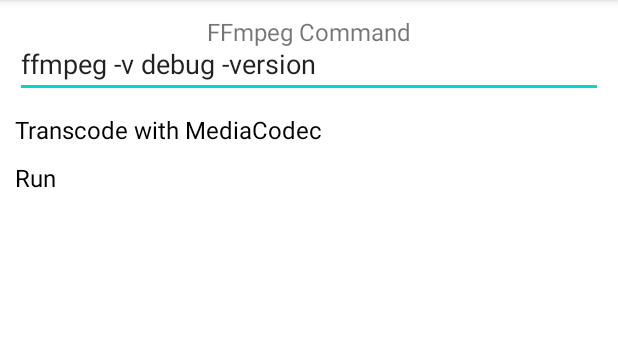
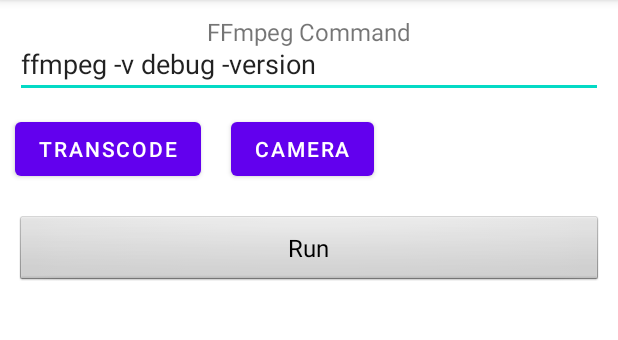
Before and after one commit to quink-black/ffmpeg-ci, an Android app: the screen it shows after launch (MainActivity), on a phone screen of 412 x 824 dp, the part 84-424 px from its top. Run offline under Robolectric (Android 15) with nearby library versions, the light colour scheme and no system bars.

Commit message:
android: camera streaming

```diff
--- a/android/app/src/main/AndroidManifest.xml
+++ b/android/app/src/main/AndroidManifest.xml
@@ -6,6 +6,8 @@
     <uses-permission android:name="android.permission.CAMERA"/>
     <uses-permission android:name="android.permission.READ_EXTERNAL_STORAGE"/>
     <uses-permission android:name="android.permission.WRITE_EXTERNAL_STORAGE"/>
+    <uses-permission android:name="android.permission.INTERNET"/>
+    <uses-permission android:name="android.permission.ACCESS_NETWORK_STATE"/>
 
     <application
         android:allowBackup="true"
--- a/android/app/src/main/java/com/example/ffmpegplay/MainActivity.java
+++ b/android/app/src/main/java/com/example/ffmpegplay/MainActivity.java
@@ -4,7 +4,9 @@
 import androidx.activity.result.contract.ActivityResultContracts;
 import androidx.appcompat.app.AppCompatActivity;
 
+import android.Manifest;
 import android.content.ContentResolver;
+import android.content.pm.PackageManager;
 import android.media.MediaCodec;
 import android.net.Uri;
 import android.os.Bundle;
@@ -13,6 +15,7 @@
 import android.util.Log;
 import android.view.Surface;
 import android.view.View;
+import android.widget.Button;
 import android.widget.EditText;
 import android.widget.TextView;
 import android.widget.Toast;
@@ -24,9 +27,16 @@
     private ActivityMainBinding binding;
     private TextView runFFmpeg;
     private EditText ffmpegCmd;
-    private TextView transcode;
-    ActivityResultLauncher<String> getContent = registerForActivityResult(
+    private Button transcode;
+    private Button camera;
+
+    private ActivityResultLauncher<String> getContent = registerForActivityResult(
             new ActivityResultContracts.GetContent(), this::onInputSelected);
+
+    private ActivityResultLauncher<String> requestPermissionLauncher =
+            registerForActivityResult(new ActivityResultContracts.RequestPermission(), isGranted -> {
+                Log.i(TAG, "granted " + isGranted);
+            });
 
     @Override
     protected void onCreate(Bundle savedInstanceState) {
@@ -44,6 +54,30 @@
         transcode.setOnClickListener( v -> {
             getContent.launch("video/*");
         });
+
+        camera = binding.camera;
+        camera.setOnClickListener(this::cameraStreaming);
+
+        checkPermission();
+    }
+
+    private void checkPermission() {
+        String[] permissions = {
+            Manifest.permission.CAMERA,
+        };
+
+        for (String perm : permissions) {
+            if (checkSelfPermission(perm) == PackageManager.PERMISSION_GRANTED) {
+                continue;
+            }
+            requestPermissionLauncher.launch(perm);
+        }
+    }
+
+    private void cameraStreaming(View view) {
+        String cmd = "ffmpeg -v debug -video_size 1280x720 -framerate 30 -f android_camera -i 0 -c:v h264_mediacodec -g 60 -b:v 500000 -f rtp_mpegts rtp://224.0.0.1:8888";
+        ffmpegCmd.setText(cmd);
+        runFFmpegCmd(view);
     }
 
     private void runFFmpegCmd(View view) {
@@ -69,7 +103,7 @@
 
         String output = getExternalMediaDirs()[0].getAbsolutePath() + "/" + "video.mp4";;
         String cmd = "ffmpeg -hwaccel mediacodec -i pipe:" + fileDescriptor.getFd() + " -an -c:v h264_mediacodec -f mp4 -y " + output;
-        transcode.setText("Transcode with " + cmd);
+        ffmpegCmd.setText("Transcode with " + cmd);
         Surface surface = MediaCodec.createPersistentInputSurface();
         FFmpeg.getInstance().setCodecSurface(surface);
         FFmpeg.getInstance().runFFmpegCmd(cmd, new FFmpeg.OnFFmpegFinish() {
--- a/android/app/src/main/res/layout/activity_main.xml
+++ b/android/app/src/main/res/layout/activity_main.xml
@@ -29,18 +29,30 @@
         android:layout_margin="10dp"
         />
 
-    <TextView
-        android:id="@+id/transcode"
+    <LinearLayout
+        android:id="@+id/preset_cmd"
         android:layout_width="match_parent"
         android:layout_height="wrap_content"
-        app:layout_constraintStart_toStartOf="parent"
-        app:layout_constraintEnd_toEndOf="parent"
-        app:layout_constraintTop_toBottomOf="@id/ffmpeg_cmd"
-        android:textSize="16sp"
-        android:layout_margin="10dp"
-        android:text="Transcode with MediaCodec"
-        android:textColor="@color/black"
-        />
+        android:orientation="horizontal"
+        app:layout_constraintTop_toBottomOf="@+id/ffmpeg_cmd"
+        >
+
+        <Button
+            android:id="@+id/transcode"
+            android:layout_width="wrap_content"
+            android:layout_height="wrap_content"
+            android:text="Transcode"
+            android:layout_margin="10dp"
+            />
+
+        <Button
+            android:id="@+id/camera"
+            android:layout_width="wrap_content"
+            android:layout_height="wrap_content"
+            android:text="Camera"
+            android:layout_margin="10dp"
+            />
+    </LinearLayout>
 
     <TextView
         android:id="@+id/ffmpeg_run"
@@ -48,11 +60,13 @@
         android:layout_height="wrap_content"
         app:layout_constraintStart_toStartOf="parent"
         app:layout_constraintEnd_toEndOf="parent"
-        app:layout_constraintTop_toBottomOf="@id/transcode"
+        app:layout_constraintTop_toBottomOf="@id/preset_cmd"
         android:textSize="16sp"
         android:layout_margin="10dp"
         android:text="Run"
         android:textColor="@color/black"
+        android:background="@android:drawable/btn_default"
+        android:gravity="center"
         />
 
 </androidx.constraintlayout.widget.ConstraintLayout>
```
